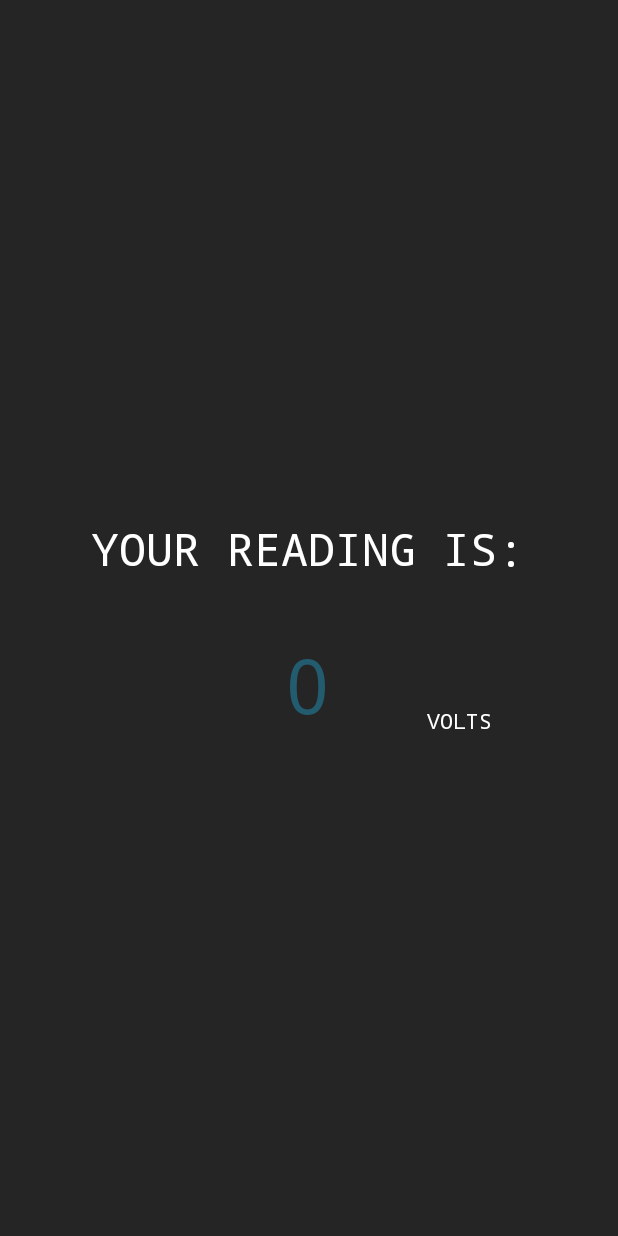
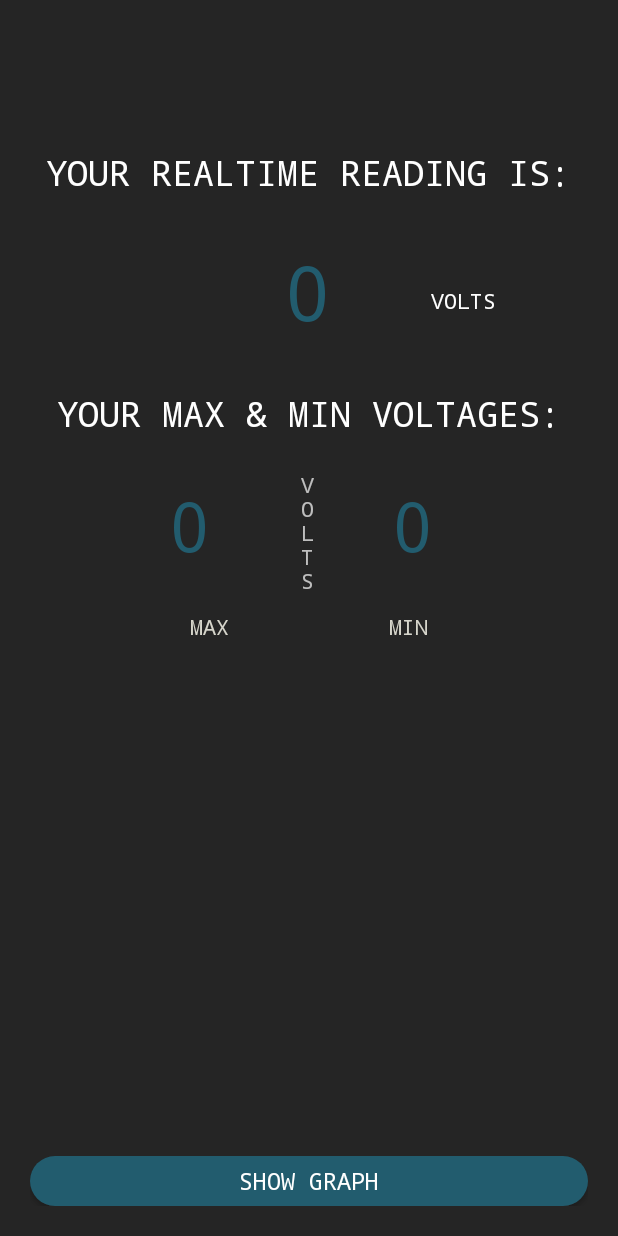
Before and after one commit to DRACOWRLD999/VOLTAGE-READINGS-ANDROID, an Android app: the screen it shows after launch (MainActivity before the commit, MainActivity2 after it), after a tap on "READINGS", on a phone screen of 412 x 824 dp. Run offline under Robolectric (Android 15) with nearby library versions, the phone set to English and light mode, and no system bars; our stand-ins replace Firebase (no records; nobody signed in at launch, a user with empty details on screens opened directly).

Commit message:
after graph worked find

```diff
--- a/app/src/main/java/com/example/tut/MainActivity.kt
+++ b/app/src/main/java/com/example/tut/MainActivity.kt
@@ -1,18 +1,13 @@
 package com.example.tut
 
+import android.content.Intent
 import androidx.appcompat.app.AppCompatActivity
 import android.os.Bundle
-import android.util.Log
-import android.widget.Button
-import android.widget.TextView
 import com.example.tut.databinding.ActivityMainBinding
 import com.google.firebase.FirebaseApp
-import com.google.firebase.database.*
 
 class MainActivity : AppCompatActivity() {
-    private lateinit var Binding: ActivityMainBinding
-    private var database: DatabaseReference? = null
-    var data: String? = null
+    private lateinit var binding: ActivityMainBinding
     override fun onCreate(savedInstanceState: Bundle?) {
         super.onCreate(savedInstanceState)
 
@@ -20,41 +15,29 @@ class MainActivity : AppCompatActivity() {
         FirebaseApp.initializeApp(this)
 
         // Inflate layout
-        Binding = ActivityMainBinding.inflate(layoutInflater)
-        setContentView(R.layout.activity_landing)
+        binding = ActivityMainBinding.inflate(layoutInflater)
+        setContentView(binding.root)
 
-        // Initialize Firebase Database query
-        val query = FirebaseDatabase.getInstance("https://voltageread-22aa9-default-rtdb.firebaseio.com/")
-            .reference
-            .child("all")
-            .orderByKey()
-            .limitToLast(1)
-
-        query.addValueEventListener(object : ValueEventListener {
-            override fun onDataChange(snapshot: DataSnapshot) {
-                if (snapshot.exists() && snapshot.value != null) {
-                    val lastChildSnapshot = snapshot.children.lastOrNull()
-                    if (lastChildSnapshot != null) {
-                        val data = lastChildSnapshot.value.toString()
-                        if (!data.isNullOrEmpty()) {
-                            Log.d("Firebase", "Data received: $data")
-                            Binding.voltage.text = data.substringAfter('=')
-                        }
+        binding.btnToReadings.setOnClickListener { it ->
+            it.animate().apply {
+                duration = 100
+                scaleX(0.95f)
+                scaleY(0.95f)
+                withEndAction {
+                    it.animate().apply {
+                        duration = 100
+                        scaleX(1f)
+                        scaleY(1f)
+                        start()
+                    }
+                    Intent( this@MainActivity , MainActivity2::class.java).also {
+                        startActivity(it)
                     }
                 }
+                start()
             }
-
-            override fun onCancelled(error: DatabaseError) {
-                Log.d("Firebase", "Error fetching data from Firebase: ${error.message}")
-            }
-        })
+        }
 
 
-
-    val myBtn=findViewById<Button>(R.id.btnToReadings)
-        myBtn.setOnClickListener {
-            setContentView(Binding.root)
-            print(data)
-        }
     }
 }
--- /dev/null
+++ b/app/src/main/java/com/example/tut/MainActivity2.kt
@@ -0,0 +1,102 @@
+package com.example.tut
+
+import android.content.Intent
+import androidx.appcompat.app.AppCompatActivity
+import android.os.Bundle
+import android.util.Log
+import com.example.tut.databinding.ActivityMain2Binding
+import com.google.firebase.database.DataSnapshot
+import com.google.firebase.database.DatabaseError
+import com.google.firebase.database.FirebaseDatabase
+import com.google.firebase.database.ValueEventListener
+
+class MainActivity2 : AppCompatActivity() {
+    private lateinit var binding: ActivityMain2Binding
+    override fun onCreate(savedInstanceState: Bundle?) {
+        super.onCreate(savedInstanceState)
+        binding = ActivityMain2Binding.inflate(layoutInflater)
+
+        setContentView(binding.root)
+        // Order the child nodes by their values
+        val query =
+            FirebaseDatabase.getInstance("https://voltageread-22aa9-default-rtdb.firebaseio.com/").reference.child(
+                    "all"
+                ).orderByValue()
+        // Get the minimum value by retrieving the first child node
+        query.limitToFirst(1).addValueEventListener(object : ValueEventListener {
+            override fun onDataChange(snapshot: DataSnapshot) {
+                if (snapshot.exists() && snapshot.childrenCount > 0) {
+                    val firstChild = snapshot.children.firstOrNull()
+                    val minVal = firstChild?.value
+                    binding.minVoltage.text = minVal.toString()
+                } else {
+                    Log.e("maxMin", "error getting min value")
+                }
+            }
+
+            override fun onCancelled(error: DatabaseError) {
+                Log.e("maxMin", "error getting min value")
+            }
+        })
+
+        // Get the maximum value by retrieving the last child node
+        query.limitToLast(1).addValueEventListener(object : ValueEventListener {
+            override fun onDataChange(snapshot: DataSnapshot) {
+                if (snapshot.exists() && snapshot.childrenCount > 0) {
+                    val lastChild = snapshot.children.lastOrNull()
+                    val maxVal = lastChild?.value
+                    binding.maxVoltage.text = maxVal.toString()
+                } else {
+                    Log.e("maxMin", "error getting max value")
+                }
+            }
+
+            override fun onCancelled(error: DatabaseError) {
+                Log.e("maxMin", "error getting max value")
+            }
+        })
+        // Initialize Firebase Database query
+        val allQuery =
+            FirebaseDatabase.getInstance("https://voltageread-22aa9-default-rtdb.firebaseio.com/").reference.child(
+                    "all"
+                ).orderByKey().limitToLast(1)
+
+        allQuery.addValueEventListener(object : ValueEventListener {
+            override fun onDataChange(snapshot: DataSnapshot) {
+                if (snapshot.exists() && snapshot.value != null) {
+                    val lastChildSnapshot = snapshot.children.lastOrNull()
+                    if (lastChildSnapshot != null) {
+                        val data = lastChildSnapshot.value.toString()
+                        Log.d("Firebase", "Data received: $data")
+                        binding.voltage.text = data
+                    }
+                }
+            }
+
+            override fun onCancelled(error: DatabaseError) {
+                Log.d("Firebase", "Error fetching data from Firebase: ${error.message}")
+            }
+        })
+        val btnGraph = binding.btnToGraph
+        btnGraph.setOnClickListener { it ->
+            it.animate().apply {
+                duration = 100
+                scaleX(0.95f)
+                scaleY(0.95f)
+                withEndAction {
+                    it.animate().apply {
+                        duration = 100
+                        scaleX(1f)
+                        scaleY(1f)
+                        start()
+                    }
+                Intent(this@MainActivity2, MainGraph::class.java).also {
+                    startActivity(it)
+                }
+                }
+                start()
+            }
+        }
+
+    }
+}
--- a/app/src/main/res/drawable/rounded_button.xml
+++ b/app/src/main/res/drawable/rounded_button.xml
@@ -3,4 +3,5 @@
     android:shape="rectangle">
     <corners android:radius="55dp" />
     <solid android:color="@color/lightBlue" />
+
 </shape>
--- a/app/src/main/res/layout/activity_main.xml
+++ b/app/src/main/res/layout/activity_main.xml
@@ -4,50 +4,54 @@
     xmlns:tools="http://schemas.android.com/tools"
     android:layout_width="match_parent"
     android:layout_height="match_parent"
-    android:orientation="vertical"
-    android:padding="20dp"
-    android:background="#252525"
-    tools:context=".MainActivity">
-
+    android:background="#252525">
 
     <TextView
-        android:id="@+id/tvDummyText"
         android:layout_width="wrap_content"
         android:layout_height="wrap_content"
-        android:text="YOUR READING IS:"
         android:fontFamily="monospace"
-        android:textSize="30sp"
+        android:text="PRESS THE BUTTON"
         android:textColor="@color/white"
+        android:textSize="25sp"
+        app:layout_constraintBottom_toTopOf="@+id/btnToReadings"
+        app:layout_constraintEnd_toEndOf="parent"
+        app:layout_constraintHorizontal_bias="0.497"
+        app:layout_constraintStart_toStartOf="parent"
+        app:layout_constraintTop_toTopOf="parent"
+        app:layout_constraintVertical_bias="0.841" />
+
+    <Button
+        android:id="@+id/btnToReadings"
+        android:layout_width="160dp"
+        android:layout_height="60dp"
+        android:background="@drawable/rounded_button"
+        android:fontFamily="monospace"
+        android:foreground="@drawable/btn_ripple"
+        android:text="READINGS"
+        android:textColor="@color/white"
+        android:textSize="20sp"
         app:layout_constraintBottom_toBottomOf="parent"
         app:layout_constraintEnd_toEndOf="parent"
-        app:layout_constraintHorizontal_bias="0.496"
+        app:layout_constraintHorizontal_bias="0.5"
         app:layout_constraintStart_toStartOf="parent"
         app:layout_constraintTop_toTopOf="parent"
-        app:layout_constraintVertical_bias="0.438" />
+        app:layout_constraintVertical_bias="0.5" />
 
     <TextView
-        android:id="@+id/voltage"
+        android:id="@+id/tvDummyText2"
         android:layout_width="wrap_content"
         android:layout_height="wrap_content"
-        android:text="0"
         android:fontFamily="monospace"
-        android:textSize="50sp"
-        android:textColor="#225C6E"
+        android:lines="5"
+        android:text="A COMMUNICATION\n CALSS PROJECT\n BY\nAHMED SABAH SABRI\nALI AHMED HADI"
+        android:textAlignment="center"
+        android:textStyle="bold"
+        android:textColor="@color/greyishWhite"
+        android:textSize="20sp"
         app:layout_constraintBottom_toBottomOf="parent"
         app:layout_constraintEnd_toEndOf="parent"
         app:layout_constraintHorizontal_bias="0.498"
         app:layout_constraintStart_toStartOf="parent"
-        app:layout_constraintTop_toBottomOf="@+id/tvDummyText"
-        app:layout_constraintVertical_bias="0.105" />
-
-    <TextView
-        android:id="@+id/tvUnits"
-        android:layout_width="wrap_content"
-        android:layout_height="wrap_content"
-        android:text="VOLTS"
-        android:fontFamily="monospace"
-        android:textColor="@color/white"
-        app:layout_constraintBottom_toBottomOf="@+id/voltage"
-        app:layout_constraintEnd_toEndOf="parent"
-        app:layout_constraintStart_toEndOf="@+id/voltage" />
+        app:layout_constraintTop_toBottomOf="@+id/btnToReadings"
+        app:layout_constraintVertical_bias="0.27" />
 </androidx.constraintlayout.widget.ConstraintLayout>
--- /dev/null
+++ b/app/src/main/res/layout/activity_main2.xml
@@ -0,0 +1,156 @@
+<?xml version="1.0" encoding="utf-8"?>
+<androidx.constraintlayout.widget.ConstraintLayout xmlns:android="http://schemas.android.com/apk/res/android"
+    xmlns:app="http://schemas.android.com/apk/res-auto"
+    xmlns:tools="http://schemas.android.com/tools"
+    android:layout_width="match_parent"
+    android:layout_height="match_parent"
+    android:background="#252525"
+    android:orientation="vertical"
+    android:padding="20dp"
+    tools:context=".MainActivity">
+
+
+    <TextView
+        android:id="@+id/tvDummyText"
+        android:layout_width="wrap_content"
+        android:layout_height="wrap_content"
+        android:fontFamily="monospace"
+        android:text="@string/your_realtime_reading_is"
+        android:textColor="@color/white"
+        android:textSize="23sp"
+        app:layout_constraintBottom_toBottomOf="parent"
+        app:layout_constraintEnd_toEndOf="parent"
+        app:layout_constraintHorizontal_bias="0.496"
+        app:layout_constraintStart_toStartOf="parent"
+        app:layout_constraintTop_toTopOf="parent"
+        app:layout_constraintVertical_bias="0.105" />
+
+    <TextView
+        android:id="@+id/voltage"
+        android:layout_width="wrap_content"
+        android:layout_height="wrap_content"
+        android:fontFamily="monospace"
+        android:text="@string/init_val_voltage"
+        android:textColor="#225C6E"
+        android:textSize="50sp"
+        app:layout_constraintBottom_toBottomOf="parent"
+        app:layout_constraintEnd_toEndOf="parent"
+        app:layout_constraintHorizontal_bias="0.498"
+        app:layout_constraintStart_toStartOf="parent"
+        app:layout_constraintTop_toBottomOf="@+id/tvDummyText"
+        app:layout_constraintVertical_bias="0.05" />
+
+    <TextView
+        android:id="@+id/tvUnits"
+        android:layout_width="wrap_content"
+        android:layout_height="wrap_content"
+        android:fontFamily="monospace"
+        android:text="@string/volts_keyword"
+        android:textColor="@color/white"
+        app:layout_constraintBottom_toBottomOf="@+id/voltage"
+        app:layout_constraintEnd_toEndOf="parent"
+        app:layout_constraintHorizontal_bias="0.523"
+        app:layout_constraintStart_toEndOf="@+id/voltage"
+        app:layout_constraintTop_toBottomOf="@+id/tvDummyText"
+        app:layout_constraintVertical_bias="0.768" />
+
+    <TextView
+        android:id="@+id/tvMaxMinDummyText"
+        android:layout_width="wrap_content"
+        android:layout_height="wrap_content"
+        android:layout_marginTop="32dp"
+        android:fontFamily="monospace"
+        android:text="@string/your_max_and_min_voltages"
+        android:textColor="@color/white"
+        android:textSize="23sp"
+        app:layout_constraintEnd_toEndOf="parent"
+        app:layout_constraintHorizontal_bias="0.498"
+        app:layout_constraintStart_toStartOf="parent"
+        app:layout_constraintTop_toBottomOf="@+id/voltage" />
+
+    <TextView
+        android:id="@+id/tvMinKeyword"
+        android:layout_width="wrap_content"
+        android:layout_height="wrap_content"
+        android:fontFamily="monospace"
+        android:text="@string/min_keyword"
+        android:textColor="@color/greyishWhite"
+        app:layout_constraintBottom_toBottomOf="parent"
+        app:layout_constraintEnd_toEndOf="parent"
+        app:layout_constraintHorizontal_bias="0.5"
+        app:layout_constraintStart_toEndOf="@+id/tvMaxKeyword"
+        app:layout_constraintTop_toBottomOf="@+id/tvMaxMinDummyText"
+        app:layout_constraintVertical_bias="0.237" />
+
+    <TextView
+        android:id="@+id/tvMaxKeyword"
+        android:layout_width="wrap_content"
+        android:layout_height="wrap_content"
+        android:fontFamily="monospace"
+        android:text="@string/max_keyword"
+        android:textColor="@color/greyishWhite"
+        app:layout_constraintBottom_toBottomOf="parent"
+        app:layout_constraintEnd_toStartOf="@+id/tvMinKeyword"
+        app:layout_constraintHorizontal_bias="0.5"
+        app:layout_constraintStart_toStartOf="parent"
+        app:layout_constraintTop_toBottomOf="@+id/tvMaxMinDummyText"
+        app:layout_constraintVertical_bias="0.237" />
+
+    <TextView
+        android:id="@+id/maxVoltage"
+        android:layout_width="wrap_content"
+        android:layout_height="wrap_content"
+        android:layout_marginStart="32dp"
+        android:fontFamily="monospace"
+        android:text="@string/init_val_voltage"
+        android:textColor="@color/lightBlue"
+        android:textSize="45sp"
+        app:layout_constraintBottom_toTopOf="@+id/tvMaxKeyword"
+        app:layout_constraintEnd_toStartOf="@+id/tvVoltsKeyword"
+        app:layout_constraintStart_toStartOf="parent"
+        app:layout_constraintTop_toBottomOf="@+id/tvMaxMinDummyText"
+        app:layout_constraintVertical_bias="0.507" />
+
+    <TextView
+        android:id="@+id/minVoltage"
+        android:layout_width="wrap_content"
+        android:layout_height="wrap_content"
+        android:layout_marginEnd="52dp"
+        android:fontFamily="monospace"
+        android:text="@string/init_val_voltage"
+        android:textColor="@color/lightBlue"
+        android:textSize="45sp"
+        app:layout_constraintBottom_toTopOf="@+id/tvMinKeyword"
+        app:layout_constraintEnd_toEndOf="parent"
+        app:layout_constraintStart_toEndOf="@+id/tvVoltsKeyword"
+        app:layout_constraintTop_toBottomOf="@+id/tvMaxMinDummyText"
+        app:layout_constraintVertical_bias="0.507" />
+
+    <TextView
+        android:id="@+id/tvVoltsKeyword"
+        android:layout_width="wrap_content"
+        android:layout_height="wrap_content"
+        android:fontFamily="monospace"
+        android:lines="5"
+        android:text="@string/volts_vertically"
+        app:layout_constraintBottom_toBottomOf="parent"
+        app:layout_constraintEnd_toEndOf="parent"
+        app:layout_constraintHorizontal_bias="0.498"
+        app:layout_constraintStart_toStartOf="parent"
+        app:layout_constraintTop_toBottomOf="@+id/tvMaxMinDummyText"
+        app:layout_constraintVertical_bias="0.051" />
+
+    <Button
+        android:id="@+id/btnToGraph"
+        android:layout_width="match_parent"
+        android:layout_height="33dp"
+        android:background="@drawable/rounded_button"
+        android:fontFamily="monospace"
+        android:text="@string/show_graph"
+        android:textSize="15sp"
+        app:layout_constraintBottom_toBottomOf="parent"
+        app:layout_constraintEnd_toEndOf="parent"
+        app:layout_constraintStart_toStartOf="parent"
+        tools:ignore="VisualLintButtonSize,TouchTargetSizeCheck" />
+
+</androidx.constraintlayout.widget.ConstraintLayout>
--- a/app/src/main/res/values/colors.xml
+++ b/app/src/main/res/values/colors.xml
@@ -9,4 +9,5 @@
     <color name="white">#FFFFFFFF</color>
     <color name="green">#29ff22</color>
     <color name="lightBlue">#225C6E</color>
+    <color name="greyishWhite">#D6D5CB</color>
 </resources>
--- a/app/src/main/res/values/strings.xml
+++ b/app/src/main/res/values/strings.xml
@@ -1,3 +1,13 @@
 <resources>
     <string name="app_name">VOLTAGE READINGS</string>
+    <string name="your_realtime_reading_is">YOUR REALTIME READING IS:</string>
+    <string name="init_val_voltage">0</string>
+    <string name="volts_keyword">VOLTS</string>
+    <string name="your_max_and_min_voltages"><![CDATA[YOUR MAX & MIN VOLTAGES:]]></string>
+    <string name="volts_vertically">V\nO\nL\nT\nS</string>
+    <string name="max_keyword">MAX</string>
+    <string name="min_keyword">MIN</string>
+    <string name="show_graph">SHOW GRAPH</string>
+    <string name="title_activity_login">LoginActivity</string>
+    <string name="back_to_readings">BACK TO READINGS</string>
 </resources>
--- a/build.gradle
+++ b/build.gradle
@@ -6,6 +6,7 @@ buildscript {
         // ...
     }
 }
+
 plugins {
     id 'com.android.application' version '7.4.2' apply false
     id 'com.android.library' version '7.4.2' apply false
--- a/settings.gradle
+++ b/settings.gradle
@@ -10,6 +10,9 @@ dependencyResolutionManagement {
     repositories {
         google()
         mavenCentral()
+        maven {
+            url 'https://jitpack.io'
+        }
     }
 }
 rootProject.name = "tut"
```
Also changed, not shown: app/build.gradle (+10 -9 lines), app/src/main/AndroidManifest.xml (+10 -5 lines), app/src/main/java/com/example/tut/MainGraph.kt (added, +52 -0 lines), app/src/main/res/drawable/btn_ripple.xml (added, +11 -0 lines), app/src/main/res/layout/activity_graph.xml (added, +14 -0 lines), app/src/main/res/layout/activity_landing.xml (deleted, +0 -55 lines), 2 other files.
